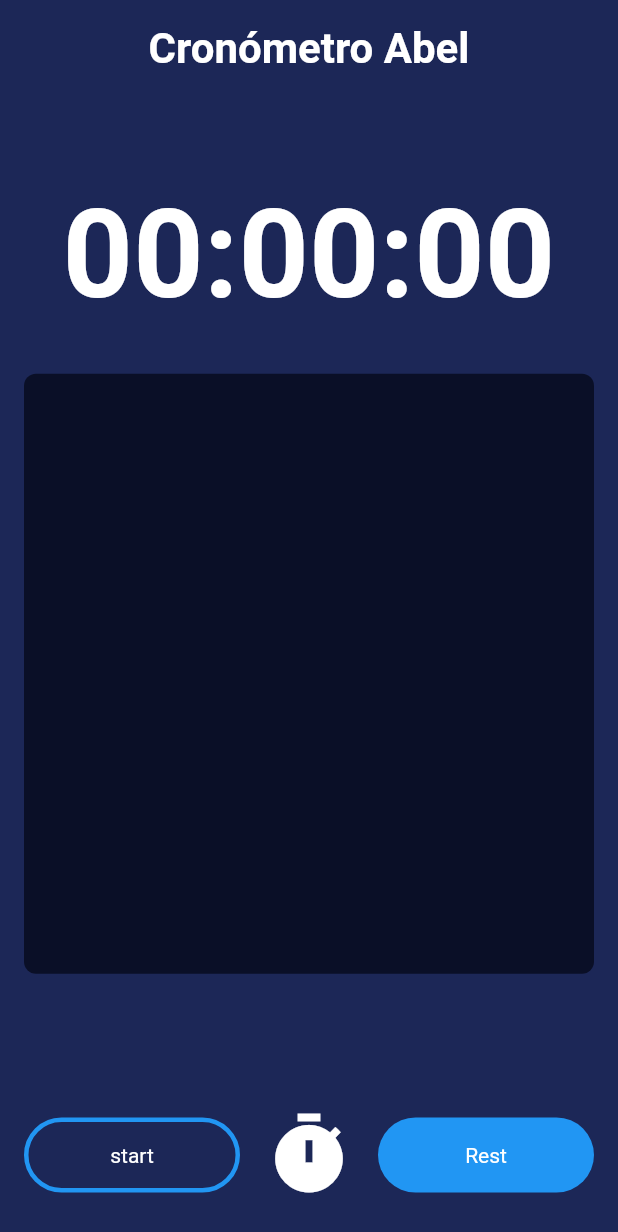
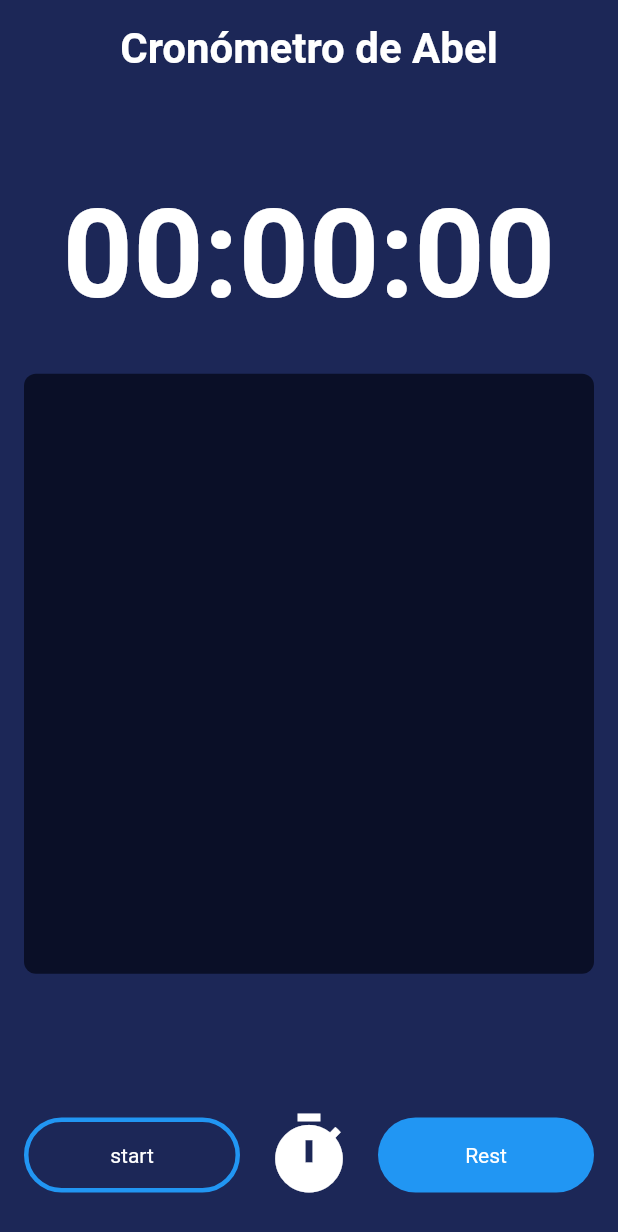
Before and after one commit to Ferdidand79/flutter_cronometro01, a Flutter app: the screen it shows after launch, on a phone screen of 412 x 824 dp. Shown: the top 1232 px of the screen. Run offline on Flutter 3.47's test engine with Material 2 defaults, Android fonts, the phone set to English and light mode, and no system bars.

Commit message:
nombre cambio

```diff
--- a/lib/home/home_app.dart
+++ b/lib/home/home_app.dart
@@ -97,7 +97,7 @@ class _HomeAppState extends State<HomeApp> {
             children: [
               Center(
                 child: Text(
-                  "Cronómetro Abel",
+                  "Cronómetro de Abel",
                   style: TextStyle(
                     color: blanco,
                     fontSize: 28.0,
```
